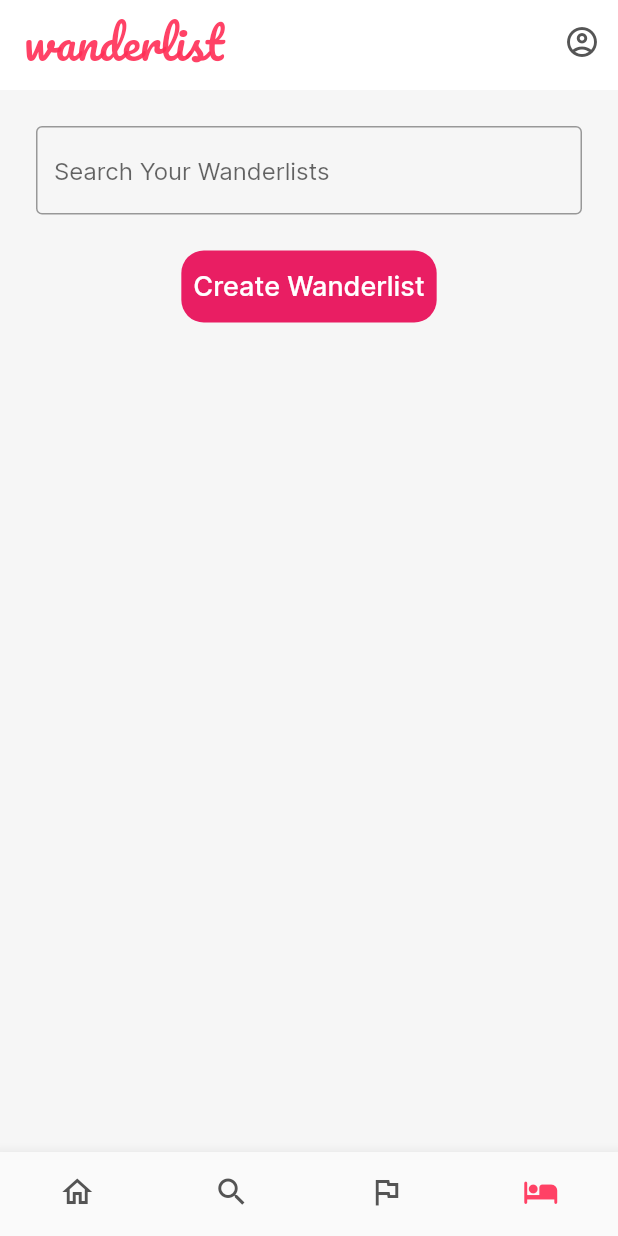
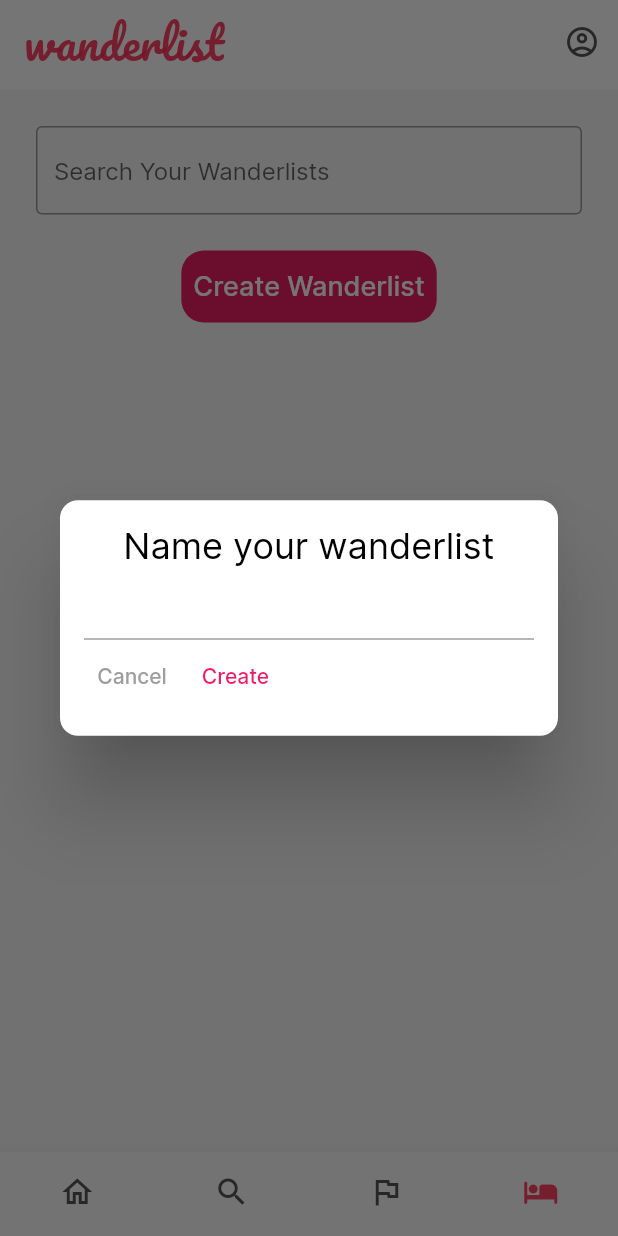
Before and after one commit to Pantone-448C/application, a Flutter app: the screen it shows once a user with an empty profile is signed in, item 4 of the bottom bar chosen, after a tap on "Create Wanderlist", on a phone screen of 412 x 824 dp. Run offline on Flutter 3.47's test engine with Material 2 defaults, Android fonts, the phone set to English and light mode, and no system bars; our stand-ins replace bloc, cached_network_image, cloud_firestore, equatable, firebase_auth, firebase_core and 3 more; missing offline and left inert: qr_code_scanner; accounts and stored records are empty.

Commit message:
Add button and dialog to create wanderlists

```diff
--- a/lib/apptheme.dart
+++ b/lib/apptheme.dart
@@ -37,10 +37,6 @@ class WanTheme {
       headline6: TextStyle(fontSize: 36.0, fontStyle: FontStyle.italic),
 
       headline4: TextStyle(fontSize: 18.0, color: Colors.black),
-<<<<<<< Updated upstream
-=======
-      headline5: TextStyle(fontSize: 16.0, color: Colors.black),
->>>>>>> Stashed changes
 
       //subtitle1: TextStyle(fontSize: 36.0, fontStyle: FontStyle.italic),
       //subtitle2: TextStyle(fontSize: 36.0, fontStyle: FontStyle.italic),
--- a/lib/repositories/user/i_user_repository.dart
+++ b/lib/repositories/user/i_user_repository.dart
@@ -1,6 +1,7 @@
 import 'package:application/models/activity.dart';
 import 'package:application/models/user.dart';
 import 'package:application/models/user_wanderlist.dart';
+import 'package:cloud_firestore/cloud_firestore.dart';
 
 abstract class IUserRepository {
   Future<UserDetails> getUserData();
@@ -10,6 +11,7 @@ abstract class IUserRepository {
   Future<void> updateUserData(UserDetails details);
   Future<void> updateUserWanderlists(List<UserWanderlist> list);
   Future<void> updateUserCompletedActivities(List<ActivityDetails> list);
+  Future<void> addUserWanderlist(UserWanderlist wanderlist);
 
   Future<ActivityDetails> getActivity(String id);
 }
--- a/lib/repositories/user/user_repository.dart
+++ b/lib/repositories/user/user_repository.dart
@@ -143,4 +143,11 @@ class UserRepository implements IUserRepository {
 
     return data;
   }
+
+  @override
+  Future<void> addUserWanderlist(UserWanderlist wanderlist) async {
+    List<UserWanderlist> wanderlists = (await getUserWanderlists()).toList();
+    wanderlists.add(wanderlist);
+    await updateUserWanderlists(wanderlists);
+  }
 }
--- a/lib/repositories/wanderlist/i_wanderlist_repository.dart
+++ b/lib/repositories/wanderlist/i_wanderlist_repository.dart
@@ -1,7 +1,9 @@
 import 'package:application/models/user_wanderlist.dart';
 import 'package:application/models/wanderlist.dart';
+import 'package:cloud_firestore/cloud_firestore.dart';
 
 abstract class IWanderlistRepository {
   Future<Wanderlist> getWanderlist(String id);
   Future<void> setWanderlist(Wanderlist wanderlist);
+  Future<DocumentReference> addWanderlist(Wanderlist wanderlist);
 }
--- a/lib/repositories/wanderlist/wanderlist_repository.dart
+++ b/lib/repositories/wanderlist/wanderlist_repository.dart
@@ -27,4 +27,17 @@ class WanderlistRepository implements IWanderlistRepository {
       'name': wanderlist.name
     });
   }
+
+  @override
+  Future<DocumentReference> addWanderlist(Wanderlist wanderlist) async {
+    DocumentReference id = await _wanderlists.add({
+      "author_name": wanderlist.creatorName,
+      "icon": wanderlist.icon,
+      "name": wanderlist.name,
+      "activities":
+          wanderlist.activities.map((activity) => activity.id).toList(),
+    });
+
+    return id;
+  }
 }
--- a/lib/userwanderlists/cubit/userwanderlists_cubit.dart
+++ b/lib/userwanderlists/cubit/userwanderlists_cubit.dart
@@ -1,21 +1,27 @@
+import 'dart:developer';
+
+import 'package:application/models/user.dart';
 import 'package:application/models/user_wanderlist.dart';
+import 'package:application/models/wanderlist.dart';
 import 'package:application/repositories/user/i_user_repository.dart';
+import 'package:application/repositories/wanderlist/i_wanderlist_repository.dart';
 import 'package:application/userwanderlists/cubit/userwanderlists_state.dart';
+import 'package:cloud_firestore/cloud_firestore.dart';
 import 'package:flutter_bloc/flutter_bloc.dart';
-
 
 class UserWanderlistsCubit extends Cubit<UserWanderlistsState> {
   final IUserRepository userRepository;
+  final IWanderlistRepository wanderlistRepository;
 
-  UserWanderlistsCubit(this.userRepository) : super(UserWanderlistsInitial()){
-
+  UserWanderlistsCubit(this.userRepository, this.wanderlistRepository)
+      : super(UserWanderlistsInitial()) {
     var l = userRepository.getUserWanderlists();
     _loadLists();
-
   }
 
   Future<void> _loadLists() async {
-    List<UserWanderlist> w = (await userRepository.getUserWanderlists()).toList();
+    List<UserWanderlist> w =
+        (await userRepository.getUserWanderlists()).toList();
     emit(UserWanderlistsLoaded(w));
   }
 
@@ -48,12 +54,9 @@ class UserWanderlistsCubit extends Cubit<UserWanderlistsState> {
       List<UserWanderlist> original = List.of(c.original_wanderlists);
       emit(UserWanderlistsLoaded(original));
     }
-
   }
 
   void filter_search(String query) {
-
-
     List<UserWanderlist> original;
     if (state is UserWanderlistsSearch) {
       var c = state as UserWanderlistsSearch;
@@ -70,12 +73,12 @@ class UserWanderlistsCubit extends Cubit<UserWanderlistsState> {
 
     List<UserWanderlist> matches = [];
     List<String> words = query.split(" ");
-    Set<int> added = Set<int> ();
+    Set<int> added = Set<int>();
     for (var word in words) {
       for (var list in original) {
         if (!added.contains(list.wanderlist.hashCode)) {
-          if (list.wanderlist.name.contains(word)
-           || list.wanderlist.creatorName.contains(word)) {
+          if (list.wanderlist.name.contains(word) ||
+              list.wanderlist.creatorName.contains(word)) {
             added.add(list.wanderlist.hashCode);
             matches.add(list);
           }
@@ -84,10 +87,21 @@ class UserWanderlistsCubit extends Cubit<UserWanderlistsState> {
     }
 
     emit(UserWanderlistsSearch(original, matches));
-
   }
 
-
+  addEmptyUserWanderlist(String name) async {
+    emit(UserWanderlistsCreating());
+    UserDetails details = await userRepository.getUserData();
+    String creatorName = details.firstName + " " + details.lastName;
+    Wanderlist wanderlist = Wanderlist("", name, creatorName, [], "");
+    DocumentReference ref =
+        await wanderlistRepository.addWanderlist(wanderlist);
+    wanderlist = wanderlist.copyWith(id: ref.id);
+    UserWanderlist userWanderlist =
+        UserWanderlist(wanderlist, [], false, 0, ref.id);
+    await userRepository.addUserWanderlist(userWanderlist);
+    await _loadLists();
+  }
 
 //  reorder()
 
--- a/lib/userwanderlists/cubit/userwanderlists_state.dart
+++ b/lib/userwanderlists/cubit/userwanderlists_state.dart
@@ -41,6 +41,6 @@ class UserWanderlistsLoaded extends Equatable implements UserWanderlistsState {
   UserWanderlistsLoaded copyWith ({List<UserWanderlist> ? wanderlists}) {
     return UserWanderlistsLoaded(wanderlists ?? this.wanderlists);
   }
+}
 
-
-}
+class UserWanderlistsCreating implements UserWanderlistsState {}
--- a/lib/userwanderlists/view/userwanderlists.dart
+++ b/lib/userwanderlists/view/userwanderlists.dart
@@ -1,8 +1,10 @@
 import 'package:application/components/wanderlist_summary_item.dart';
 import 'package:application/models/user_wanderlist.dart';
 import 'package:application/repositories/user/user_repository.dart';
+import 'package:application/repositories/wanderlist/wanderlist_repository.dart';
 import 'package:application/userwanderlists/cubit/userwanderlists_cubit.dart';
 import 'package:application/userwanderlists/cubit/userwanderlists_state.dart';
+import 'package:application/userwanderlists/widgets/new_wanderlist_dialog.dart';
 import 'package:application/wanderlist/view/view_wanderlist.dart';
 import 'package:application/wanderlist/view/wanderlist.dart';
 import 'package:flutter/cupertino.dart';
@@ -16,13 +18,32 @@ class UserWanderlists extends StatelessWidget {
   @override
   Widget build(BuildContext context) {
     return BlocProvider(
-      create: (context) => UserWanderlistsCubit(UserRepository()),
-      child: Column(
-        children: [
-          _WanderlistsView(),
-          _CreateWanderlistButton(),
-        ],
+      create: (context) => UserWanderlistsCubit(
+        UserRepository(),
+        WanderlistRepository(),
       ),
+      child: _UserWanderlistsContainer(),
+    );
+  }
+}
+
+class _UserWanderlistsContainer extends StatelessWidget {
+  @override
+  Widget build(BuildContext context) {
+    return BlocConsumer<UserWanderlistsCubit, UserWanderlistsState>(
+      listener: (context, state) {},
+      builder: (context, state) {
+        if (state is UserWanderlistsLoaded) {
+          return Column(
+            children: [
+              _WanderlistsView(),
+              _CreateWanderlistButton(),
+            ],
+          );
+        } else {
+          return Center(child: CircularProgressIndicator());
+        }
+      },
     );
   }
 }
@@ -63,7 +84,7 @@ class _WanderlistsView extends StatelessWidget {
                       Key('$index'), state.wanderlists[index])
               ]);
         } else {
-          return Center(child: CircularProgressIndicator());
+          return Container();
         }
       },
     );
@@ -102,11 +123,16 @@ class _TappableWanderlistCard extends StatelessWidget {
 class _CreateWanderlistButton extends StatelessWidget {
   @override
   Widget build(BuildContext context) {
+    UserWanderlistsCubit cubit = BlocProvider.of<UserWanderlistsCubit>(context);
     return Container(
       decoration: BoxDecoration(
           color: Colors.pink, borderRadius: BorderRadius.circular(15.0)),
       child: TextButton(
-        onPressed: () {},
+        onPressed: () {
+          showDialog(
+              context: context,
+              builder: (context) => NewWanderlistDialog(cubit));
+        },
         child: Text(
           "Create Wanderlist",
           style: TextStyle(
--- /dev/null
+++ b/lib/userwanderlists/widgets/new_wanderlist_dialog.dart
@@ -0,0 +1,75 @@
+import 'package:application/userwanderlists/cubit/userwanderlists_cubit.dart';
+import 'package:application/userwanderlists/cubit/userwanderlists_state.dart';
+import 'package:flutter/material.dart';
+import 'package:flutter_bloc/flutter_bloc.dart';
+
+class NewWanderlistDialog extends StatelessWidget {
+  NewWanderlistDialog(this.parentCubit);
+
+  final UserWanderlistsCubit parentCubit;
+  final _nameController = TextEditingController();
+
+  _createButtonCallback() {
+    parentCubit.addEmptyUserWanderlist(_nameController.text);
+  }
+
+  @override
+  Widget build(BuildContext context) {
+    return Dialog(
+      shape: RoundedRectangleBorder(borderRadius: BorderRadius.circular(12.0)),
+      child: Container(
+        padding: EdgeInsets.all(16.0),
+        child: Column(
+          mainAxisSize: MainAxisSize.min,
+          crossAxisAlignment: CrossAxisAlignment.center,
+          children: [
+            Text(
+              "Name your wanderlist",
+              style: TextStyle(
+                fontSize: 24,
+                color: Colors.black,
+                fontFamily: "Inter",
+              ),
+            ),
+            TextField(
+              controller: _nameController,
+            ),
+            _ModalButtons(_createButtonCallback),
+          ],
+        ),
+      ),
+    );
+  }
+}
+
+class _ModalButtons extends StatelessWidget {
+  _ModalButtons(this.createButtonCallback);
+
+  final Function() createButtonCallback;
+
+  @override
+  Widget build(BuildContext context) {
+    return Row(
+      children: [
+        Container(
+          child: TextButton(
+            onPressed: () {
+              Navigator.of(context).pop();
+            },
+            child: Text("Cancel", style: TextStyle(color: Colors.grey)),
+          ),
+        ),
+        Padding(padding: EdgeInsets.only(left: 5)),
+        Container(
+          child: TextButton(
+            onPressed: () {
+              createButtonCallback();
+              Navigator.of(context).pop();
+            },
+            child: Text("Create"),
+          ),
+        ),
+      ],
+    );
+  }
+}
```
Lines whose indentation alone changed are shown as unchanged.
